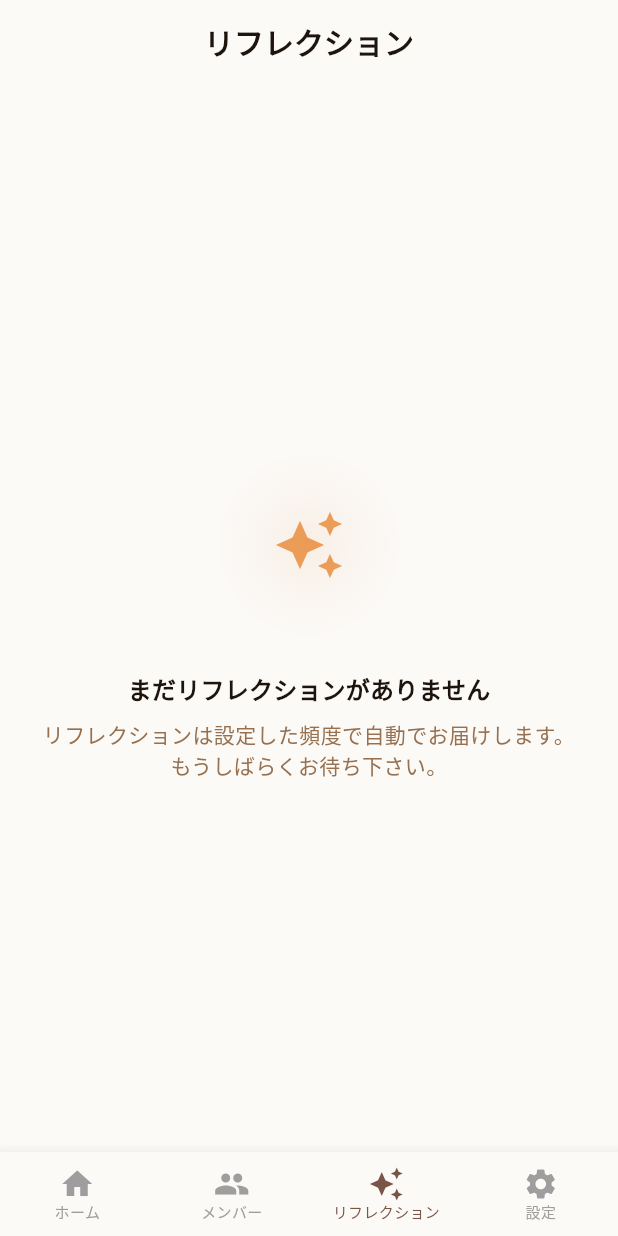
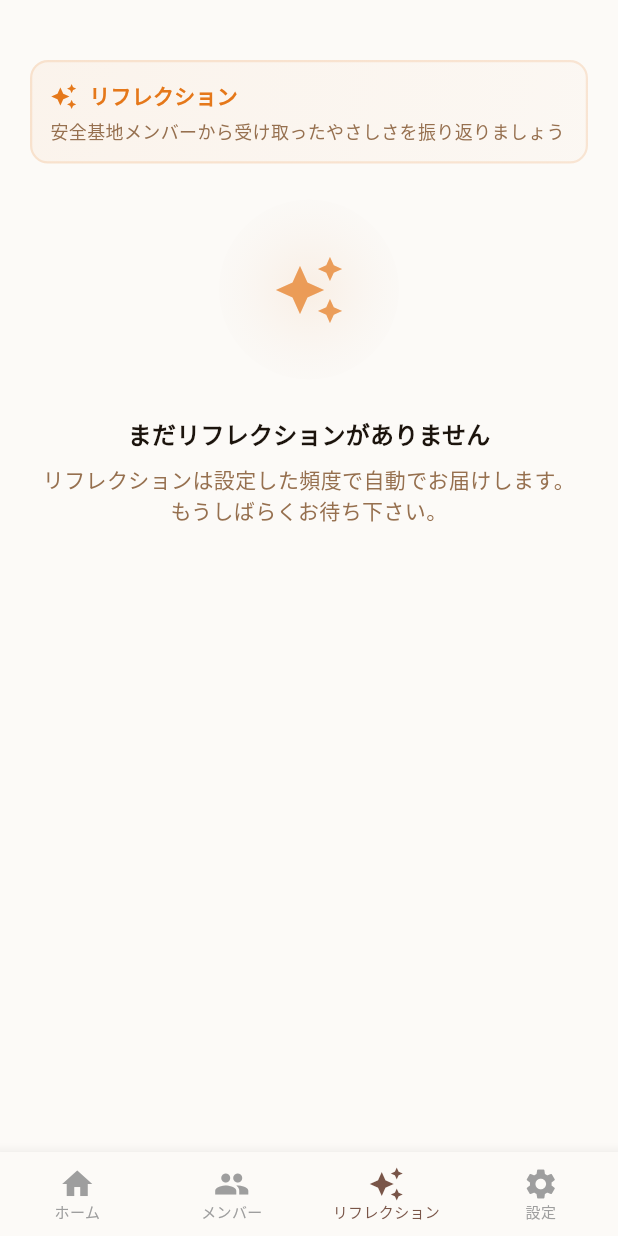
Before and after one commit to dmaruyama-51/secure-base-app-flutter, a Flutter app: the ReflectionListPage screen opened by its route, on a phone screen of 412 x 824 dp. Run offline on Flutter 3.47's test engine with Material 3 defaults, Android fonts, the phone set to English and light mode, and no system bars; our stand-ins replace flutter_dotenv, go_router, google_fonts, shared_preferences, supabase_flutter; accounts and stored records are empty.

Commit message:
表示をグループ分け, ヘッダーカードを追加

```diff
--- a/lib/view_models/kindness_reflection/kindness_reflection_list_view_model.dart
+++ b/lib/view_models/kindness_reflection/kindness_reflection_list_view_model.dart
@@ -18,6 +18,11 @@ class ReflectionListViewModel extends ChangeNotifier {
   String? get errorMessage => _errorMessage;
   bool get hasMore => _hasMore;
   bool get isEmpty => _reflections.isEmpty && !_isLoading;
+
+  /// リフレクションを「最新」と「過去」にグループ分け（Modelに委譲）
+  Map<String, List<KindnessReflection>> getGroupedReflections() {
+    return KindnessReflection.groupReflections(_reflections);
+  }
 
   /// 初回データ読み込み
   Future<void> loadReflections() async {
--- a/lib/views/kindness_reflection/kindness_reflection_list_page.dart
+++ b/lib/views/kindness_reflection/kindness_reflection_list_page.dart
@@ -76,14 +76,11 @@ class ReflectionListPageState extends State<ReflectionListPage> {
 
   PreferredSizeWidget _buildAppBar() {
     return AppBar(
-      title: const Text(
-        'リフレクション',
-        style: TextStyle(fontWeight: FontWeight.w600, color: AppColors.text),
-      ),
       backgroundColor: AppColors.background,
       elevation: 0,
-      centerTitle: true,
       automaticallyImplyLeading: false,
+      centerTitle: false,
+      toolbarHeight: 32.0,
     );
   }
 
@@ -93,23 +90,72 @@ class ReflectionListPageState extends State<ReflectionListPage> {
     }
 
     if (viewModel.isEmpty) {
-      return _buildEmptyState();
+      return SingleChildScrollView(
+        padding: const EdgeInsets.only(
+          left: 20.0,
+          right: 20.0,
+          top: 8.0,
+          bottom: 20.0,
+        ),
+        child: Column(
+          crossAxisAlignment: CrossAxisAlignment.start,
+          children: [
+            // ヘッダー
+            _buildHeader(),
+            const SizedBox(height: 24),
+            // 空の状態
+            _buildEmptyState(),
+          ],
+        ),
+      );
     }
 
     return RefreshIndicator(
       onRefresh: viewModel.refreshReflections,
       color: AppColors.primary,
-      child: ListView.builder(
+      child: SingleChildScrollView(
         controller: _scrollController,
-        padding: const EdgeInsets.all(16),
-        itemCount: viewModel.reflections.length + (viewModel.hasMore ? 1 : 0),
-        itemBuilder: (context, index) {
-          if (index >= viewModel.reflections.length) {
-            return _buildLoadingItem();
+        padding: const EdgeInsets.only(
+          left: 20.0,
+          right: 20.0,
+          top: 8.0,
+          bottom: 20.0,
+        ),
+        child: Column(
+          crossAxisAlignment: CrossAxisAlignment.start,
+          children: [
+            // ヘッダー
+            _buildHeader(),
+            const SizedBox(height: 24),
+
+            // リスト
+            _buildReflectionsList(viewModel),
+
+            // ローディングインジケーター（追加データ読み込み中）
+            if (viewModel.isLoading && viewModel.reflections.isNotEmpty)
+              const Padding(
+                padding: EdgeInsets.all(16.0),
+                child: Center(child: CircularProgressIndicator()),
+              ),
+          ],
+        ),
+      ),
+    );
   }
 
-          final reflection = viewModel.reflections[index];
-          return Padding(
+  Widget _buildReflectionsList(ReflectionListViewModel viewModel) {
+    final groupedReflections = viewModel.getGroupedReflections();
+    final latestReflections = groupedReflections['latest'] ?? [];
+    final pastReflections = groupedReflections['past'] ?? [];
+
+    return Column(
+      crossAxisAlignment: CrossAxisAlignment.start,
+      children: [
+        // 最新のリフレクション
+        if (latestReflections.isNotEmpty) ...[
+          _buildSectionHeader('最新のリフレクション', Icons.star),
+          ...latestReflections.map(
+            (reflection) => Padding(
               padding: const EdgeInsets.only(bottom: 12),
               child: ReflectionListItem(
                 reflection: reflection,
@@ -118,8 +164,101 @@ class ReflectionListPageState extends State<ReflectionListPage> {
                   print('Reflection tapped: ${reflection.id}');
                 },
               ),
+            ),
+          ),
+        ],
+
+        // 過去のリフレクション
+        if (pastReflections.isNotEmpty) ...[
+          if (latestReflections.isNotEmpty) const SizedBox(height: 16),
+          _buildSectionHeader('過去のリフレクション', Icons.history),
+          ...pastReflections.map(
+            (reflection) => Padding(
+              padding: const EdgeInsets.only(bottom: 12),
+              child: ReflectionListItem(
+                reflection: reflection,
+                onTap: () {
+                  // TODO: リフレクション詳細ページに遷移
+                  print('Reflection tapped: ${reflection.id}');
+                },
+              ),
+            ),
+          ),
+        ],
+
+        // ページネーション用のローディング
+        if (viewModel.hasMore) _buildLoadingItem(),
+      ],
     );
-        },
+  }
+
+  Widget _buildSectionHeader(String title, IconData icon) {
+    return Container(
+      margin: const EdgeInsets.only(top: 16, bottom: 8),
+      child: Row(
+        children: [
+          Icon(icon, color: AppColors.primary, size: 18),
+          const SizedBox(width: 8),
+          Text(
+            title,
+            style: Theme.of(context).textTheme.titleMedium?.copyWith(
+              fontWeight: FontWeight.w600,
+              fontSize: 14,
+              color: AppColors.text,
+            ),
+          ),
+        ],
+      ),
+    );
+  }
+
+  Widget _buildHeader() {
+    final theme = Theme.of(context);
+    return Container(
+      width: double.infinity,
+      padding: const EdgeInsets.all(12),
+      decoration: BoxDecoration(
+        gradient: LinearGradient(
+          colors: [
+            AppColors.primary.withOpacity(0.05),
+            AppColors.primary.withOpacity(0.02),
+          ],
+          begin: Alignment.topLeft,
+          end: Alignment.bottomRight,
+        ),
+        borderRadius: BorderRadius.circular(12),
+        border: Border.all(
+          color: AppColors.primary.withOpacity(0.15),
+          width: 1.5,
+        ),
+      ),
+      child: Column(
+        crossAxisAlignment: CrossAxisAlignment.start,
+        children: [
+          Row(
+            children: [
+              Icon(Icons.auto_awesome, size: 18, color: AppColors.primary),
+              const SizedBox(width: 8),
+              Text(
+                'リフレクション',
+                style: theme.textTheme.titleMedium?.copyWith(
+                  fontWeight: FontWeight.w700,
+                  color: AppColors.primary,
+                  fontSize: 14,
+                ),
+              ),
+            ],
+          ),
+          const SizedBox(height: 4),
+          Text(
+            '安全基地メンバーから受け取ったやさしさを振り返りましょう',
+            style: theme.textTheme.bodyMedium?.copyWith(
+              color: AppColors.textLight,
+              fontSize: 12,
+              fontWeight: FontWeight.w400,
+            ),
+          ),
+        ],
       ),
     );
   }
```
Also changed, not shown: lib/models/kindness_reflection.dart (+28 -0 lines). Lines whose indentation alone changed are shown as unchanged.
